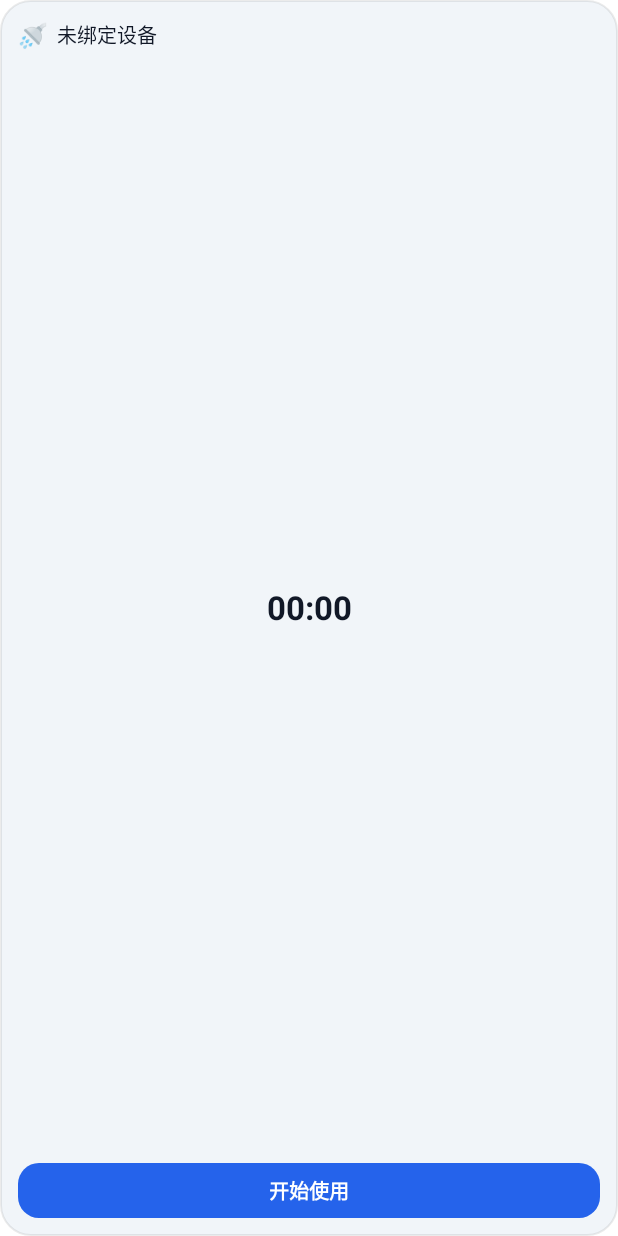
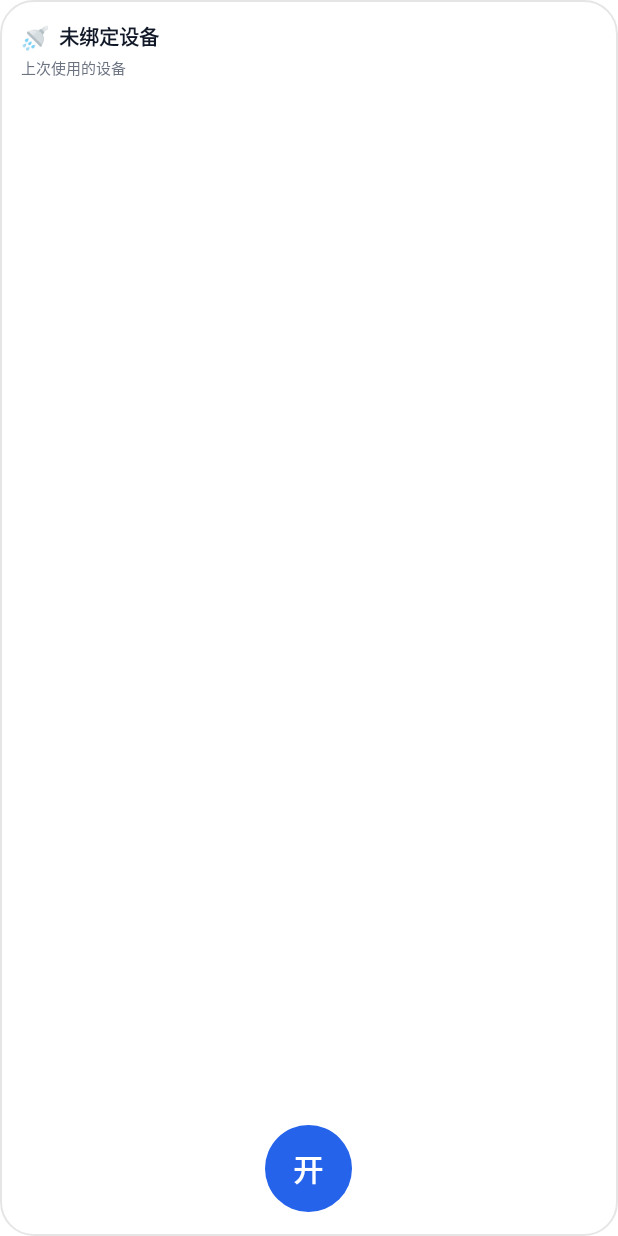
Before and after one commit to XiaoLoad/QuZhiXiaoYuan, an Android app built with Jetpack Compose: the layout widget_linyu_2x2_light.xml on its own in the app's theme, with its tools: preview values and no code run, on a phone screen of 412 x 824 dp. Run offline under Robolectric (Android 15) with nearby library versions, the light colour scheme and no system bars.

Commit message:
v2.2.0：修复小组件按钮无响应，重做小组件 UI，并合并回 v2.2.0
修复
- 小组件按钮点击无反应：PendingIntent 指向未在 Manifest 注册的基类
  LinYuWidgetProvider，广播被系统静默丢弃。改为反查 widget id 所属的注册组件
  （LinYuWidget2x2 / LinYuWidget2x4）
- 应用内下载的四项缺陷（取消异常被当网络失败、任务状态互相覆盖、
  安装静默失败且跳不到授权页、下载截断不校验）

小组件 UI 重做
- 2x2 竖向：emoji + 设备名 / 「上次使用的设备」/ 圆形按钮居中偏下
- 2x2 横向：内容同上，圆形按钮移到右侧（按实际宽高比自动切换）
- 2x4：emoji + 设备名 + 状态 / 其余空间居中大圆形按钮
- 卡片样式对齐 App 内卡片：22dp 圆角 + 近白半透明底 + 淡描边
- 「开 / 关」改为 shape=oval 的圆形 TextView，强调色 / 红色区分

版本合并
- 删除 v2.2.1 release，其内容并入 v2.2.0；CHANGELOG 去掉 v2.2.1 独立章节

```diff
--- a/app/build.gradle.kts
+++ b/app/build.gradle.kts
@@ -14,8 +14,8 @@ android {
         applicationId = "com.hualala.linyu"
         minSdk = 26
         targetSdk = 36
-        versionCode = 6
-        versionName = "2.2.1"
+        versionCode = 5
+        versionName = "2.2.0"
 
         testInstrumentationRunner = "androidx.test.runner.AndroidJUnitRunner"
         vectorDrawables {
--- a/app/src/main/res/drawable/widget_bg_light.xml
+++ b/app/src/main/res/drawable/widget_bg_light.xml
@@ -1,12 +1,12 @@
 <?xml version="1.0" encoding="utf-8"?>
 <!--
-  小组件卡片底（浅色）。
-  RemoteViews 用不了 Compose 的液态玻璃（没有模糊），只能用接近主题 Background 的纯色近似。
-  浅/深两套各写一个 drawable，比运行时改色可靠——RemoteViews 几乎没有可用的动态背景 API。
+  小组件卡片底（浅色），对齐 App 内卡片的观感：
+  大圆角 + 近白半透明底 + 一道极淡的描边。
+  RemoteViews 做不了模糊，所以用高不透明度近似玻璃，保证桌面壁纸下文字仍清晰。
 -->
 <shape xmlns:android="http://schemas.android.com/apk/res/android"
     android:shape="rectangle">
-    <solid android:color="#F1F5F9" />
-    <corners android:radius="20dp" />
-    <stroke android:width="1dp" android:color="#14000000" />
+    <solid android:color="#F7FFFFFF" />
+    <corners android:radius="22dp" />
+    <stroke android:width="1dp" android:color="#1A000000" />
 </shape>
--- a/app/src/main/res/drawable/widget_btn_stop_light.xml
+++ /dev/null
@@ -1,8 +0,0 @@
-<?xml version="1.0" encoding="utf-8"?>
-<!-- 「停止使用」按钮底（浅色）：描边样式，和「开始」明显区分，降低误触 -->
-<shape xmlns:android="http://schemas.android.com/apk/res/android"
-    android:shape="rectangle">
-    <solid android:color="#FEF2F2" />
-    <stroke android:width="1dp" android:color="#EF4444" />
-    <corners android:radius="14dp" />
-</shape>
--- a/app/src/main/res/drawable/widget_btn_start_dark.xml
+++ b/app/src/main/res/drawable/widget_circle_start_dark.xml
@@ -1,7 +1,6 @@
 <?xml version="1.0" encoding="utf-8"?>
-<!-- 「开始使用」按钮底（深色） -->
+<!-- 圆形「开水」按钮（深色） -->
 <shape xmlns:android="http://schemas.android.com/apk/res/android"
-    android:shape="rectangle">
+    android:shape="oval">
     <solid android:color="#58A6FF" />
-    <corners android:radius="14dp" />
 </shape>
--- a/app/src/main/res/drawable/widget_btn_start_light.xml
+++ b/app/src/main/res/drawable/widget_circle_start_light.xml
@@ -1,7 +1,6 @@
 <?xml version="1.0" encoding="utf-8"?>
-<!-- 「开始使用」按钮底（浅色）：实心强调色 -->
+<!-- 圆形「开水」按钮（浅色）：实心强调色圆 -->
 <shape xmlns:android="http://schemas.android.com/apk/res/android"
-    android:shape="rectangle">
+    android:shape="oval">
     <solid android:color="#2563EB" />
-    <corners android:radius="14dp" />
 </shape>
--- /dev/null
+++ b/app/src/main/res/drawable/widget_circle_stop_dark.xml
@@ -0,0 +1,6 @@
+<?xml version="1.0" encoding="utf-8"?>
+<!-- 圆形「关水」按钮（深色） -->
+<shape xmlns:android="http://schemas.android.com/apk/res/android"
+    android:shape="oval">
+    <solid android:color="#F85149" />
+</shape>
--- /dev/null
+++ b/app/src/main/res/drawable/widget_circle_stop_light.xml
@@ -0,0 +1,6 @@
+<?xml version="1.0" encoding="utf-8"?>
+<!-- 圆形「关水」按钮（浅色）：实心危险色圆，和「开水」在颜色上拉开距离，降低误触 -->
+<shape xmlns:android="http://schemas.android.com/apk/res/android"
+    android:shape="oval">
+    <solid android:color="#EF4444" />
+</shape>
--- a/app/src/main/res/layout/widget_linyu_2x2_light.xml
+++ b/app/src/main/res/layout/widget_linyu_2x2_light.xml
@@ -1,11 +1,13 @@
 <?xml version="1.0" encoding="utf-8"?>
 <!--
-  2x2 极简小组件（浅色）：设备名 + 状态/计时 + 一个启停按钮。
+  2x2 竖向小组件（浅色）
+  第一行：emoji + 设备名（卫生间 / 洗手台）
+  第二行：「上次使用的设备」
+  其余空间：圆形开关水按钮，居中偏下
 
-  按钮为什么放两个 TextView 而不是一个换背景：
-  RemoteViews 换背景只能靠 setInt(id, "setBackgroundResource", ...) 反射调用，
-  而框架对反射方法有 @RemotableViewMethod 白名单限制，赌错会让整个小组件渲染失败。
-  两个按钮切 visibility 用的是 RemoteViews 一等公民 API，零风险。
+  按钮放两个 TextView 切 visibility，而不是一个换背景：
+  RemoteViews 换背景只能靠 setInt(id,"setBackgroundResource",...) 反射调用，
+  框架对反射方法有 @RemotableViewMethod 白名单，赌错会让整个小组件渲染失败。
 -->
 <LinearLayout xmlns:android="http://schemas.android.com/apk/res/android"
     android:id="@+id/widget_root"
@@ -13,8 +15,7 @@
     android:layout_height="match_parent"
     android:orientation="vertical"
     android:background="@drawable/widget_bg_light"
-    android:padding="12dp"
-    android:gravity="center_vertical">
+    android:padding="14dp">
 
     <LinearLayout
         android:layout_width="match_parent"
@@ -26,7 +27,7 @@
             android:id="@+id/widget_emoji"
             android:layout_width="wrap_content"
             android:layout_height="wrap_content"
-            android:textSize="16sp"
+            android:textSize="15sp"
             android:text="🚿" />
 
         <TextView
@@ -36,51 +37,54 @@
             android:layout_weight="1"
             android:layout_marginStart="6dp"
             android:textSize="13sp"
+            android:textStyle="bold"
             android:maxLines="1"
             android:ellipsize="end"
             android:textColor="#111827"
             android:text="未绑定设备" />
     </LinearLayout>
 
-    <Chronometer
-        android:id="@+id/widget_timer"
+    <TextView
+        android:id="@+id/widget_sublabel"
         android:layout_width="match_parent"
-        android:layout_height="0dp"
-        android:layout_weight="1"
-        android:gravity="center"
-        android:textSize="22sp"
-        android:textColor="#111827"
-        android:textStyle="bold" />
+        android:layout_height="wrap_content"
+        android:layout_marginTop="2dp"
+        android:textSize="10sp"
+        android:maxLines="1"
+        android:ellipsize="end"
+        android:textColor="#6B7280"
+        android:text="上次使用的设备" />
 
     <FrameLayout
         android:layout_width="match_parent"
-        android:layout_height="wrap_content">
+        android:layout_height="0dp"
+        android:layout_weight="1">
 
         <TextView
             android:id="@+id/widget_action_start"
-            android:layout_width="match_parent"
-            android:layout_height="wrap_content"
-            android:background="@drawable/widget_btn_start_light"
+            android:layout_width="58dp"
+            android:layout_height="58dp"
+            android:layout_gravity="center_horizontal|bottom"
+            android:layout_marginBottom="2dp"
+            android:background="@drawable/widget_circle_start_light"
             android:gravity="center"
-            android:paddingTop="8dp"
-            android:paddingBottom="8dp"
-            android:textSize="13sp"
+            android:textSize="20sp"
+            android:textStyle="bold"
             android:textColor="#FFFFFF"
-            android:textStyle="bold"
-            android:text="开始使用" />
+            android:text="开" />
 
         <TextView
             android:id="@+id/widget_action_stop"
-            android:layout_width="match_parent"
-            android:layout_height="wrap_content"
-            android:background="@drawable/widget_btn_stop_light"
+            android:layout_width="58dp"
+            android:layout_height="58dp"
+            android:layout_gravity="center_horizontal|bottom"
+            android:layout_marginBottom="2dp"
+            android:background="@drawable/widget_circle_stop_light"
             android:gravity="center"
-            android:paddingTop="8dp"
-            android:paddingBottom="8dp"
-            android:textSize="13sp"
-            android:textColor="#EF4444"
+            android:textSize="20sp"
             android:textStyle="bold"
-            android:text="停止使用"
+            android:textColor="#FFFFFF"
+            android:text="关"
             android:visibility="gone" />
     </FrameLayout>
 </LinearLayout>
```
Also changed, not shown: app/src/main/java/com/hualala/linyu/widget/LinYuWidgetProvider.kt (+16 -0 lines), app/src/main/java/com/hualala/linyu/widget/WidgetRenderer.kt (+98 -57 lines), app/src/main/res/drawable/widget_bg_dark.xml (+4 -4 lines), app/src/main/res/drawable/widget_btn_stop_dark.xml (deleted, +0 -8 lines), app/src/main/res/layout/widget_linyu_2x2_dark.xml (+31 -29 lines), app/src/main/res/layout/widget_linyu_2x2_wide_dark.xml (added, +85 -0 lines), app/src/main/res/layout/widget_linyu_2x2_wide_light.xml (added, +89 -0 lines), app/src/main/res/layout/widget_linyu_2x4_dark.xml (+20 -61 lines), app/src/main/res/layout/widget_linyu_2x4_light.xml (+23 -62 lines), 3 other files.
